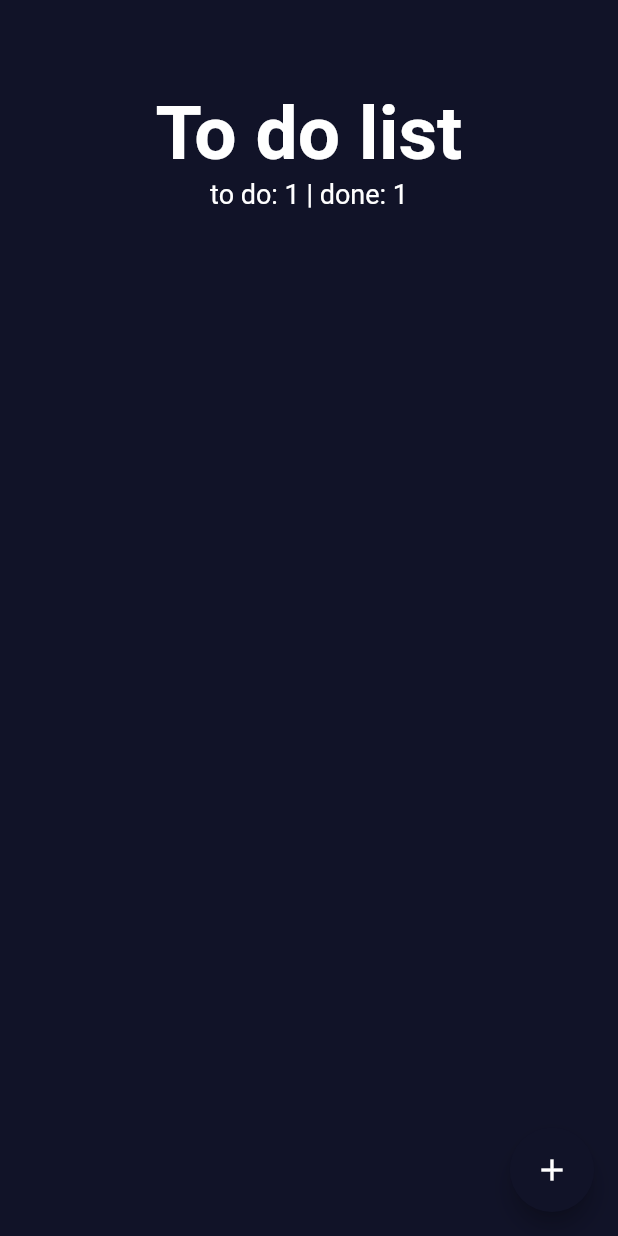
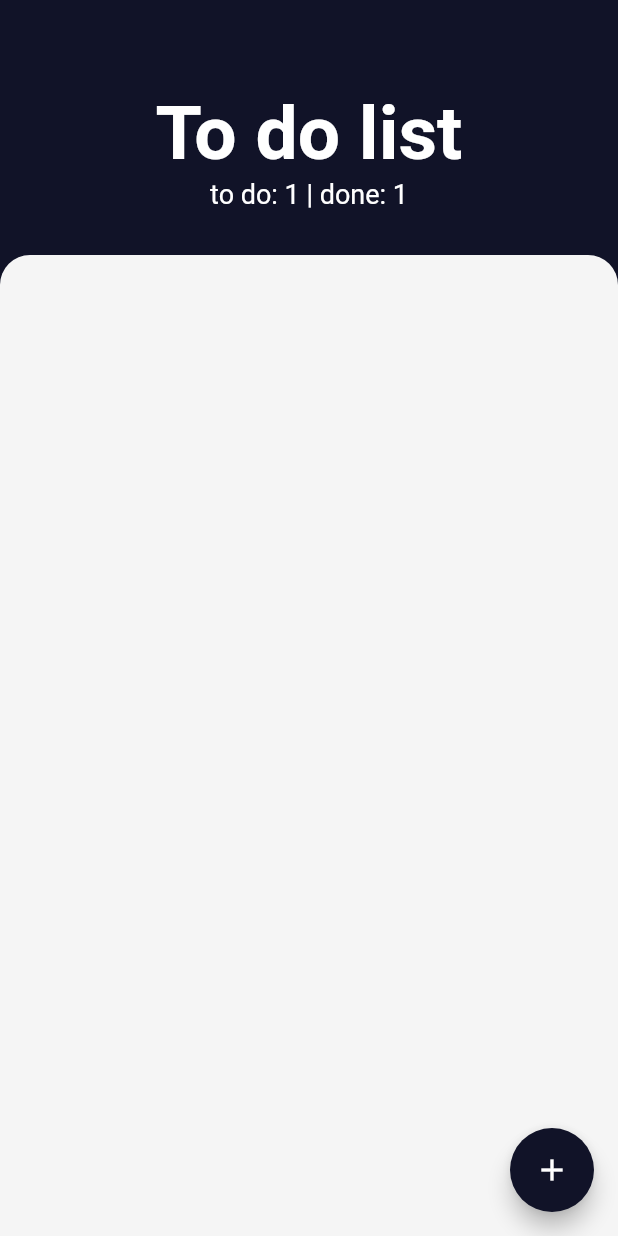
Before and after one commit to eima1995/to_do_app, a Flutter app: the screen it shows after launch, on a phone screen of 412 x 824 dp. Run offline on Flutter 3.47's test engine with Material 2 defaults, Android fonts, the phone set to English and light mode, and no system bars.

Commit message:
add tasks area

```diff
--- a/lib/screens/tasks_screen.dart
+++ b/lib/screens/tasks_screen.dart
@@ -31,6 +31,16 @@ class TasksScreen extends StatelessWidget {
               ],
             ),
           ),
+          Expanded(
+            child: Container(
+              padding: EdgeInsets.symmetric(horizontal: 20),
+              decoration: BoxDecoration(
+                  color: Constants.TASKS_SCREEN_TASKS_BACKGROUND_COLOR,
+                  borderRadius: BorderRadius.only(
+                      topLeft: Radius.circular(20),
+                      topRight: Radius.circular(20))),
+            ),
+          )
         ],
       ),
     );
--- a/lib/util/constants.dart
+++ b/lib/util/constants.dart
@@ -7,5 +7,7 @@ const Color TASKS_SCREEN_BACKGROUND_COLOR = Color(0xFF111328);
 const Color TASKS_SCREEN_FLOATING_ACTION_BUTTON_BACKGROUND_COLOR =
     Color(0xFF111328);
 
+const Color TASKS_SCREEN_TASKS_BACKGROUND_COLOR = Color(0xFFF5F5F5);
+
 // Strings
 const String TASK_SCREEN_TITLE = "To do list";
```
